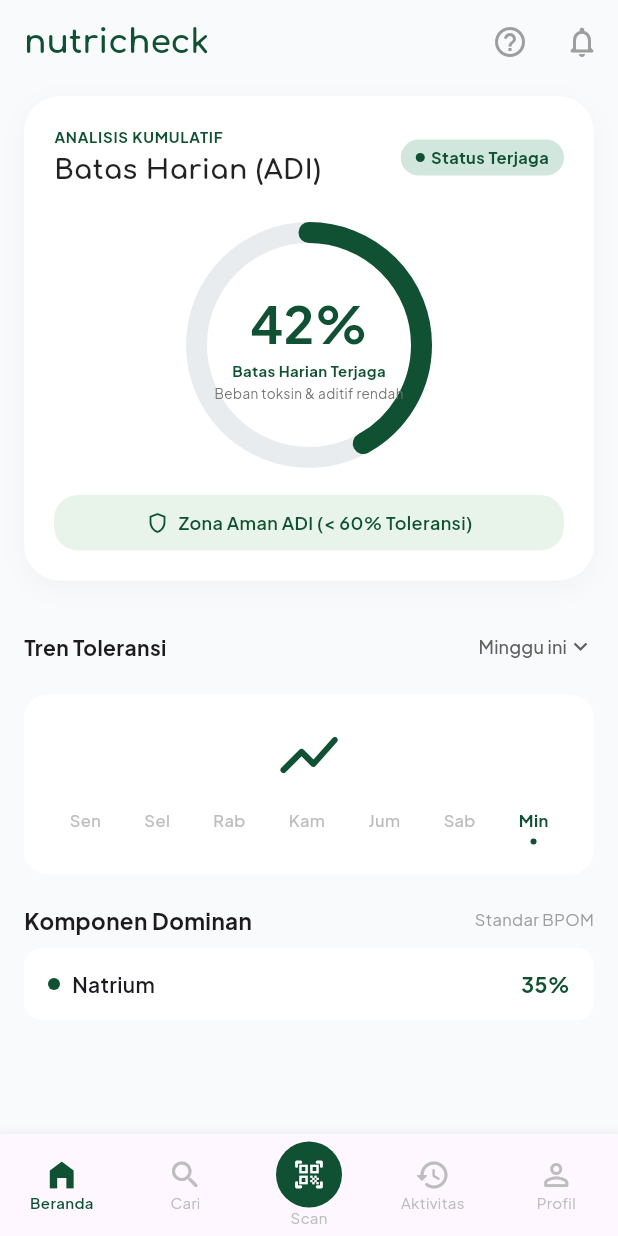
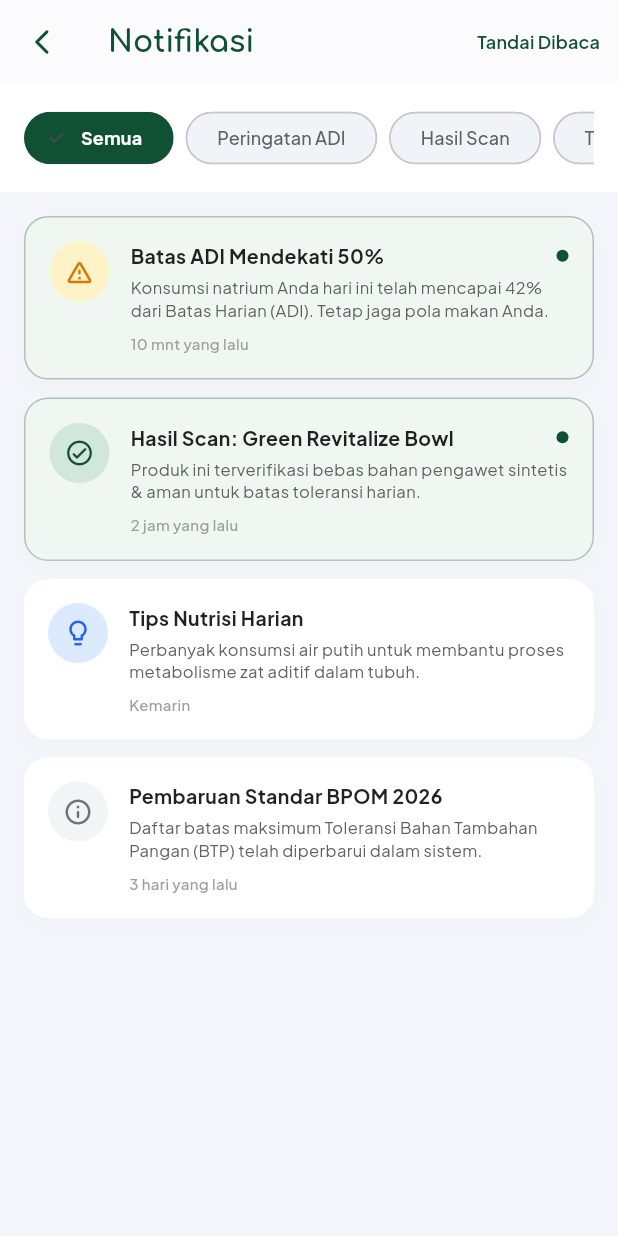
Before and after one commit to rjei/nutricheck, a Flutter app: the screen it shows after launch, after a tap on the "notifications none" icon, on a phone screen of 412 x 824 dp. Run offline on Flutter 3.47's test engine with Material 3 defaults, Android fonts, the phone set to English and light mode, and no system bars; our stand-ins replace flutter_svg, google_fonts; network calls fail; project files that could hold a hidden picture were left out.

Commit message:
feat: notification page

```diff
--- a/lib/screens/home_screen.dart
+++ b/lib/screens/home_screen.dart
@@ -4,6 +4,7 @@ import '../widgets/adi_card_widget.dart';
 import '../widgets/trend_chart_widget.dart';
 import '../widgets/dominant_component_widget.dart';
 import 'profile_screen.dart';
+import 'notification_screen.dart';
 
 class HomeScreen extends StatefulWidget {
   const HomeScreen({super.key});
@@ -35,7 +36,14 @@ class _HomeScreenState extends State<HomeScreen> {
           ),
           IconButton(
             icon: const Icon(Icons.notifications_none_rounded, color: Colors.grey),
-            onPressed: () {},
+            onPressed: () {
+              Navigator.push(
+                context,
+                MaterialPageRoute(
+                  builder: (context) => const NotificationScreen(),
+                ),
+              );
+            },
           ),
         ],
       ),
--- /dev/null
+++ b/lib/screens/notification_screen.dart
@@ -0,0 +1,284 @@
+import 'package:flutter/material.dart';
+import 'package:google_fonts/google_fonts.dart';
+
+class NotificationScreen extends StatefulWidget {
+  const NotificationScreen({super.key});
+
+  @override
+  State<NotificationScreen> createState() => _NotificationScreenState();
+}
+
+class _NotificationScreenState extends State<NotificationScreen> {
+  int _selectedFilterIndex = 0;
+  final List<String> _filters = ['Semua', 'Peringatan ADI', 'Hasil Scan', 'Tips Nutrisi'];
+
+  final List<Map<String, dynamic>> _notifications = [
+    {
+      'id': 1,
+      'title': 'Batas ADI Mendekati 50%',
+      'message': 'Konsumsi natrium Anda hari ini telah mencapai 42% dari Batas Harian (ADI). Tetap jaga pola makan Anda.',
+      'time': '10 mnt yang lalu',
+      'isUnread': true,
+      'category': 'Peringatan ADI',
+      'icon': Icons.warning_amber_rounded,
+      'iconColor': Color(0xFFD97706),
+      'iconBg': Color(0xFFFEF3C7),
+    },
+    {
+      'id': 2,
+      'title': 'Hasil Scan: Green Revitalize Bowl',
+      'message': 'Produk ini terverifikasi bebas bahan pengawet sintetis & aman untuk batas toleransi harian.',
+      'time': '2 jam yang lalu',
+      'isUnread': true,
+      'category': 'Hasil Scan',
+      'icon': Icons.check_circle_outline_rounded,
+      'iconColor': Color(0xFF0F5132),
+      'iconBg': Color(0xFFD1E7DD),
+    },
+    {
+      'id': 3,
+      'title': 'Tips Nutrisi Harian',
+      'message': 'Perbanyak konsumsi air putih untuk membantu proses metabolisme zat aditif dalam tubuh.',
+      'time': 'Kemarin',
+      'isUnread': false,
+      'category': 'Tips Nutrisi',
+      'icon': Icons.lightbulb_outline_rounded,
+      'iconColor': Color(0xFF2563EB),
+      'iconBg': Color(0xFFDBEAFE),
+    },
+    {
+      'id': 4,
+      'title': 'Pembaruan Standar BPOM 2026',
+      'message': 'Daftar batas maksimum Toleransi Bahan Tambahan Pangan (BTP) telah diperbarui dalam sistem.',
+      'time': '3 hari yang lalu',
+      'isUnread': false,
+      'category': 'Semua',
+      'icon': Icons.info_outline_rounded,
+      'iconColor': Color(0xFF6B7280),
+      'iconBg': Color(0xFFF3F4F6),
+    },
+  ];
+
+  void _markAllAsRead() {
+    setState(() {
+      for (var n in _notifications) {
+        n['isUnread'] = false;
+      }
+    });
+    ScaffoldMessenger.of(context).showSnackBar(
+      SnackBar(
+        content: Text(
+          'Semua notifikasi telah ditandai dibaca',
+          style: GoogleFonts.plusJakartaSans(fontSize: 12),
+        ),
+        backgroundColor: const Color(0xFF0F5132),
+        duration: const Duration(seconds: 2),
+      ),
+    );
+  }
+
+  @override
+  Widget build(BuildContext context) {
+    const primaryGreen = Color(0xFF0F5132);
+
+    List<Map<String, dynamic>> filteredList = _notifications.where((n) {
+      if (_selectedFilterIndex == 0) return true;
+      return n['category'] == _filters[_selectedFilterIndex];
+    }).toList();
+
+    return Scaffold(
+      backgroundColor: const Color(0xFFF4F6FB),
+      appBar: AppBar(
+        backgroundColor: Colors.white,
+        elevation: 0.5,
+        leading: IconButton(
+          icon: const Icon(Icons.arrow_back_ios_new_rounded, color: primaryGreen, size: 20),
+          onPressed: () => Navigator.pop(context),
+        ),
+        title: Text(
+          'Notifikasi',
+          style: GoogleFonts.comfortaa(
+            color: primaryGreen,
+            fontWeight: FontWeight.bold,
+            fontSize: 20,
+          ),
+        ),
+        actions: [
+          TextButton(
+            onPressed: _markAllAsRead,
+            child: Text(
+              'Tandai Dibaca',
+              style: GoogleFonts.plusJakartaSans(
+                fontSize: 12,
+                fontWeight: FontWeight.w600,
+                color: primaryGreen,
+              ),
+            ),
+          ),
+        ],
+      ),
+      body: Column(
+        children: [
+          // Filter Chips Row
+          Container(
+            color: Colors.white,
+            padding: const EdgeInsets.symmetric(vertical: 12, horizontal: 16),
+            child: SingleChildScrollView(
+              scrollDirection: Axis.horizontal,
+              child: Row(
+                children: List.generate(_filters.length, (index) {
+                  final isSelected = _selectedFilterIndex == index;
+                  return Padding(
+                    padding: const EdgeInsets.only(right: 8.0),
+                    child: ChoiceChip(
+                      label: Text(_filters[index]),
+                      selected: isSelected,
+                      onSelected: (selected) {
+                        if (selected) {
+                          setState(() {
+                            _selectedFilterIndex = index;
+                          });
+                        }
+                      },
+                      selectedColor: primaryGreen,
+                      backgroundColor: const Color(0xFFF0F4F8),
+                      labelStyle: GoogleFonts.plusJakartaSans(
+                        fontSize: 12,
+                        fontWeight: isSelected ? FontWeight.bold : FontWeight.w500,
+                        color: isSelected ? Colors.white : Colors.grey[700],
+                      ),
+                      padding: const EdgeInsets.symmetric(horizontal: 12, vertical: 8),
+                      shape: RoundedRectangleBorder(
+                        borderRadius: BorderRadius.circular(20),
+                        side: BorderSide.none,
+                      ),
+                    ),
+                  );
+                }),
+              ),
+            ),
+          ),
+
+          // Notification List
+          Expanded(
+            child: filteredList.isEmpty
+                ? Center(
+                    child: Column(
+                      mainAxisAlignment: MainAxisAlignment.center,
+                      children: [
+                        Icon(Icons.notifications_off_outlined, size: 48, color: Colors.grey[400]),
+                        const SizedBox(height: 12),
+                        Text(
+                          'Tidak ada notifikasi',
+                          style: GoogleFonts.plusJakartaSans(
+                            fontSize: 14,
+                            color: Colors.grey[600],
+                          ),
+                        ),
+                      ],
+                    ),
+                  )
+                : ListView.builder(
+                    padding: const EdgeInsets.all(16),
+                    itemCount: filteredList.length,
+                    itemBuilder: (context, index) {
+                      final item = filteredList[index];
+                      final bool isUnread = item['isUnread'] ?? false;
+
+                      return Container(
+                        margin: const EdgeInsets.only(bottom: 12),
+                        padding: const EdgeInsets.all(16),
+                        decoration: BoxDecoration(
+                          color: isUnread ? const Color(0xFFF0F7F2) : Colors.white,
+                          borderRadius: BorderRadius.circular(16),
+                          border: isUnread
+                              ? Border.all(color: primaryGreen.withValues(alpha: 0.3), width: 1)
+                              : null,
+                          boxShadow: [
+                            BoxShadow(
+                              color: Colors.black.withValues(alpha: 0.02),
+                              blurRadius: 10,
+                              offset: const Offset(0, 4),
+                            ),
+                          ],
+                        ),
+                        child: Row(
+                          crossAxisAlignment: CrossAxisAlignment.start,
+                          children: [
+                            // Icon Avatar
+                            Container(
+                              padding: const EdgeInsets.all(10),
+                              decoration: BoxDecoration(
+                                color: item['iconBg'],
+                                shape: BoxShape.circle,
+                              ),
+                              child: Icon(
+                                item['icon'],
+                                color: item['iconColor'],
+                                size: 20,
+                              ),
+                            ),
+                            const SizedBox(width: 14),
+
+                            // Title & Message Content
+                            Expanded(
+                              child: Column(
+                                crossAxisAlignment: CrossAxisAlignment.start,
+                                children: [
+                                  Row(
+                                    mainAxisAlignment: MainAxisAlignment.spaceBetween,
+                                    children: [
+                                      Expanded(
+                                        child: Text(
+                                          item['title'],
+                                          style: GoogleFonts.plusJakartaSans(
+                                            fontSize: 13,
+                                            fontWeight: FontWeight.bold,
+                                            color: Colors.black87,
+                                          ),
+                                        ),
+                                      ),
+                                      if (isUnread)
+                                        Container(
+                                          width: 8,
+                                          height: 8,
+                                          margin: const EdgeInsets.only(left: 6),
+                                          decoration: const BoxDecoration(
+                                            color: primaryGreen,
+                                            shape: BoxShape.circle,
+                                          ),
+                                        ),
+                                    ],
+                                  ),
+                                  const SizedBox(height: 4),
+                                  Text(
+                                    item['message'],
+                                    style: GoogleFonts.plusJakartaSans(
+                                      fontSize: 11,
+                                      color: Colors.grey[700],
+                                      height: 1.4,
+                                    ),
+                                  ),
+                                  const SizedBox(height: 8),
+                                  Text(
+                                    item['time'],
+                                    style: GoogleFonts.plusJakartaSans(
+                                      fontSize: 10,
+                                      color: Colors.grey[500],
+                                      fontWeight: FontWeight.w500,
+                                    ),
+                                  ),
+                                ],
+                              ),
+                            ),
+                          ],
+                        ),
+                      );
+                    },
+                  ),
+          ),
+        ],
+      ),
+    );
+  }
+}
```
